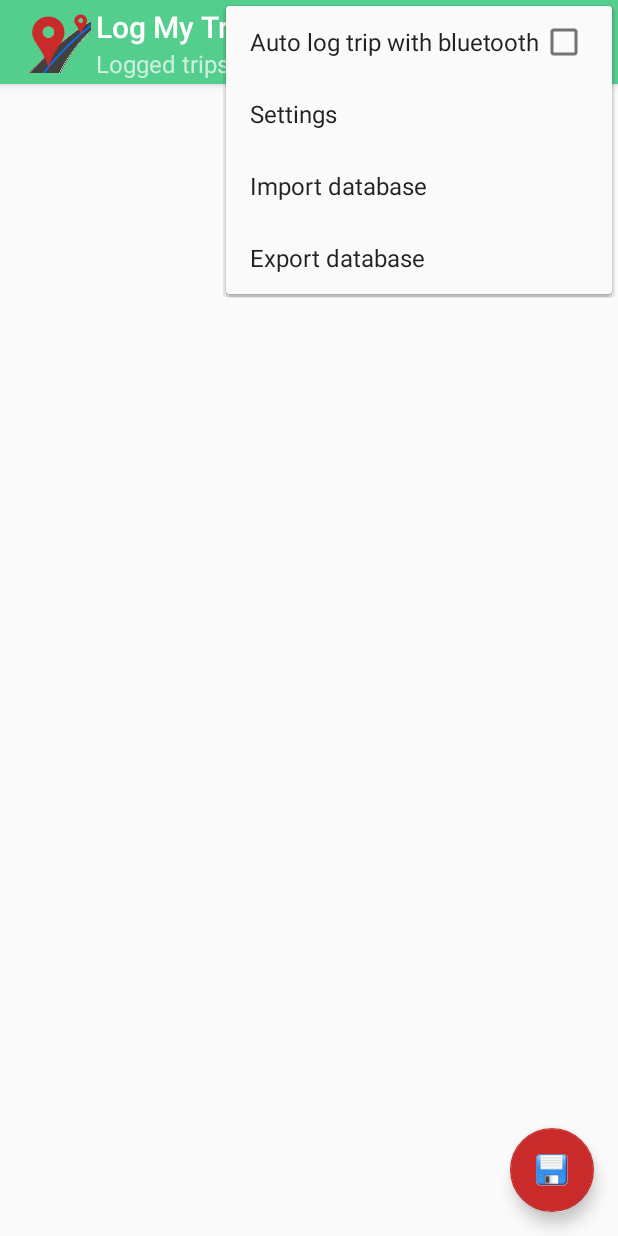
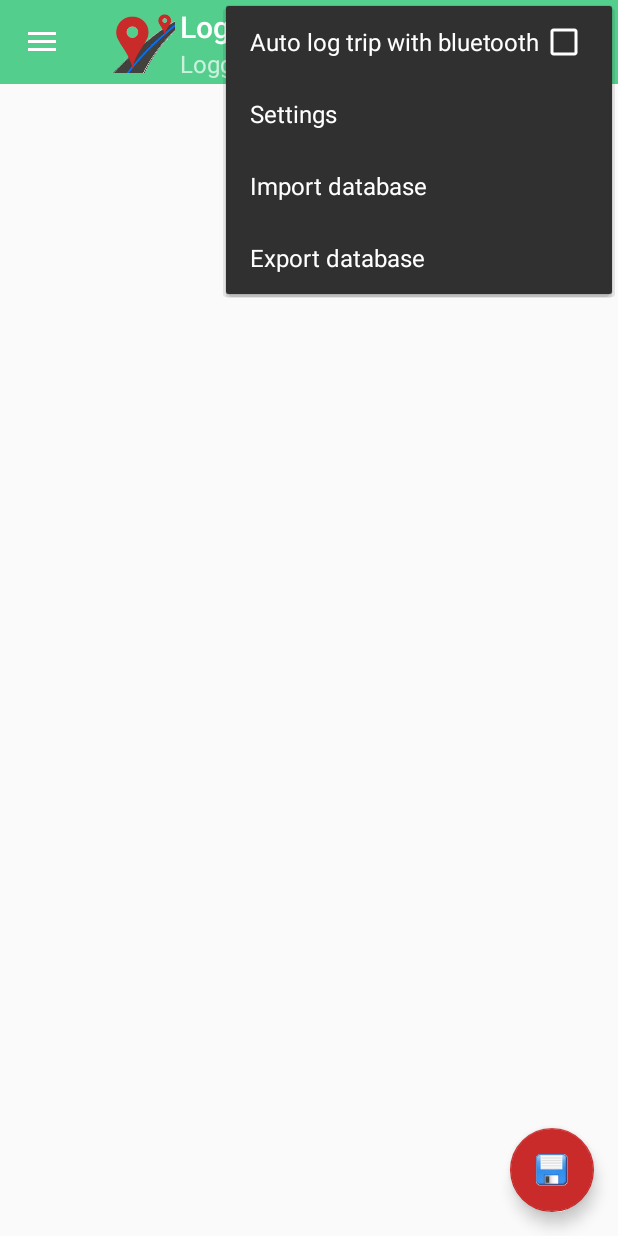
Before and after one commit to cachirulop/LogMyTrip2, an Android app: the screen it shows after launch (MainActivity), with the options menu open, on a phone screen of 412 x 824 dp. Run offline under Robolectric (Android 15) with nearby library versions, the phone set to English and light mode, and no system bars.

Commit message:
Adding drawer [in progress]

```diff
--- a/Log My Trip/src/main/java/com/cachirulop/logmytrip/activity/MainActivity.java
+++ b/Log My Trip/src/main/java/com/cachirulop/logmytrip/activity/MainActivity.java
@@ -3,9 +3,16 @@ package com.cachirulop.logmytrip.activity;
 import android.content.BroadcastReceiver;
 import android.content.Context;
 import android.content.Intent;
+import android.content.res.Configuration;
 import android.os.Bundle;
-import android.support.v7.app.ActionBar;
+import android.support.design.widget.NavigationView;
+import android.support.v4.app.Fragment;
+import android.support.v4.app.FragmentManager;
+import android.support.v4.view.GravityCompat;
+import android.support.v4.widget.DrawerLayout;
+import android.support.v7.app.ActionBarDrawerToggle;
 import android.support.v7.app.AppCompatActivity;
+import android.support.v7.widget.Toolbar;
 import android.view.Menu;
 import android.view.MenuItem;
 
@@ -20,6 +27,11 @@ import com.cachirulop.logmytrip.manager.SettingsManager;
 public class MainActivity
         extends AppCompatActivity
 {
+    private DrawerLayout          _drawer;
+    private ActionBarDrawerToggle _drawerToggle;
+    private Toolbar               _toolbar;
+    private NavigationView        _nvDrawer;
+
     private MainFragment _mainFragment;
     private MenuItem     _menuAutoStartLog;
 
@@ -93,19 +105,113 @@ public class MainActivity
             ServiceManager.startBluetooth (this);
         }
 
-        // Configure action bar
-        ActionBar bar;
+        // Set a Toolbar to replace the ActionBar.
+        _toolbar = (Toolbar) findViewById (R.id.toolbar);
+        setSupportActionBar (_toolbar);
 
-        bar = getSupportActionBar ();
-        if (bar != null) {
-            bar.setDisplayShowHomeEnabled (true);
-            bar.setLogo (R.mipmap.ic_launcher);
-            bar.setIcon (R.mipmap.ic_launcher);
-            bar.setTitle (R.string.app_name);
+        _toolbar.setLogo (R.mipmap.ic_launcher);
+        _toolbar.setTitle (R.string.app_name);
+
+        // Drawer
+        _drawer = (DrawerLayout) findViewById (R.id.drawer_layout);
+        _drawerToggle = new ActionBarDrawerToggle (this,
+                                                   _drawer,
+                                                   _toolbar,
+                                                   R.string.drawer_open,
+                                                   R.string.drawer_close);
+        _drawer.setDrawerListener (_drawerToggle);
+
+
+        // Init the drawer content
+        _nvDrawer = (NavigationView) findViewById (R.id.nvDrawer);
+        setupDrawerContent ();
+
+        loadFragment (R.id.action_journeys);
+
+        // gets the main fragment
+        // _mainFragment = (MainFragment) getSupportFragmentManager ().findFragmentById (R.id.fMainFragment);
+    }
+
+    private void setupDrawerContent ()
+    {
+        _nvDrawer.setNavigationItemSelectedListener (new NavigationView.OnNavigationItemSelectedListener ()
+        {
+            @Override
+            public boolean onNavigationItemSelected (MenuItem menuItem)
+            {
+                selectMainContent (menuItem);
+                return true;
+            }
+        });
+    }
+
+    public void selectMainContent (MenuItem menuItem)
+    {
+        loadFragment (menuItem.getItemId ());
+
+        if (menuItem.getItemId () == R.id.action_journeys || menuItem.getItemId () == R.id.action_trips) {
+            menuItem.setChecked (true);
+            setTitle (menuItem.getTitle ());
         }
 
-        // gets the main fragment
-        _mainFragment = (MainFragment) getSupportFragmentManager ().findFragmentById (R.id.fMainFragment);
+        _drawer.closeDrawers ();
+    }
+
+    private void loadFragment (int itemId)
+    {
+        Fragment fragment      = null;
+        Class    fragmentClass = null;
+
+        switch (itemId) {
+            case R.id.action_journeys:
+                fragmentClass = MainFragment.class;
+                break;
+
+            //            case R.id.nav_second_fragment:
+            //                // fragmentClass = SecondFragment.class;
+            //                break;
+            //
+            //            case R.id.nav_third_fragment:
+            //                // fragmentClass = ThirdFragment.class;
+            //                break;
+
+            case R.id.action_settings:
+                showPreferences ();
+                break;
+
+            default:
+                fragmentClass = MainFragment.class;
+
+        }
+
+        if (fragmentClass != null) {
+            try {
+                fragment = (Fragment) fragmentClass.newInstance ();
+            }
+            catch (Exception e) {
+                e.printStackTrace ();
+            }
+
+            FragmentManager fragmentManager = getSupportFragmentManager ();
+
+            fragmentManager.beginTransaction ().replace (R.id.flContent, fragment).commit ();
+        }
+    }
+
+    @Override
+    protected void onPostCreate (Bundle savedInstanceState)
+    {
+        super.onPostCreate (savedInstanceState);
+
+        _drawerToggle.syncState ();
+    }
+
+    @Override
+    public void onConfigurationChanged (Configuration newConfig)
+    {
+        super.onConfigurationChanged (newConfig);
+
+        _drawerToggle.onConfigurationChanged (newConfig);
     }
 
     @Override
@@ -123,7 +229,15 @@ public class MainActivity
     @Override
     public boolean onOptionsItemSelected (MenuItem item)
     {
+        if (_drawerToggle.onOptionsItemSelected (item)) {
+            return true;
+        }
+
         switch (item.getItemId ()) {
+            case android.R.id.home:
+                _drawer.openDrawer (GravityCompat.START);
+                return true;
+
             case R.id.action_settings:
                 showPreferences ();
                 return true;
--- a/Log My Trip/src/main/java/com/cachirulop/logmytrip/activity/SettingsActivity.java
+++ b/Log My Trip/src/main/java/com/cachirulop/logmytrip/activity/SettingsActivity.java
@@ -24,6 +24,7 @@ public class SettingsActivity
         // Display the fragment as the main content.
         getFragmentManager ().beginTransaction ().replace (android.R.id.content, _settingsFragment)
                              .commit ();
+
     }
 
     @Override
--- a/Log My Trip/src/main/java/com/cachirulop/logmytrip/fragment/MainFragment.java
+++ b/Log My Trip/src/main/java/com/cachirulop/logmytrip/fragment/MainFragment.java
@@ -15,7 +15,6 @@ import android.support.v7.app.AppCompatActivity;
 import android.support.v7.widget.DefaultItemAnimator;
 import android.support.v7.widget.LinearLayoutManager;
 import android.support.v7.widget.RecyclerView;
-import android.support.v7.widget.Toolbar;
 import android.view.ActionMode;
 import android.view.LayoutInflater;
 import android.view.Menu;
@@ -436,12 +435,6 @@ public class MainFragment
         super.onViewCreated (view, savedInstanceState);
 
         if (getView () != null) {
-            // Toolbar
-            Toolbar toolbar;
-
-            toolbar = (Toolbar) view.findViewById (R.id.fragment_main_toolbar);
-            ((AppCompatActivity) getActivity ()).setSupportActionBar (toolbar);
-
             // Recyclerview
             _recyclerView = (RecyclerView) getView ().findViewById (R.id.rvTrips);
             _recyclerView.setLayoutManager (new LinearLayoutManager (getContext ()));
--- a/Log My Trip/src/main/java/com/cachirulop/logmytrip/fragment/SettingsFragment.java
+++ b/Log My Trip/src/main/java/com/cachirulop/logmytrip/fragment/SettingsFragment.java
@@ -71,6 +71,8 @@ public class SettingsFragment
         if (SettingsManager.isAutoSyncGoogleDrive (ctx)) {
             selectAutoSyncGoogleAccount ();
         }
+
+        getView ().setFitsSystemWindows (true);
     }
 
     public void setPrefsDependencies ()
--- a/Log My Trip/src/main/res/layout/activity_main.xml
+++ b/Log My Trip/src/main/res/layout/activity_main.xml
@@ -1,8 +1,37 @@
-<fragment
-    android:id="@+id/fMainFragment"
-    android:name="com.cachirulop.logmytrip.fragment.MainFragment"
+<android.support.v4.widget.DrawerLayout
     xmlns:android="http://schemas.android.com/apk/res/android"
-    xmlns:tools="http://schemas.android.com/tools"
+    xmlns:app="http://schemas.android.com/apk/res-auto"
+    android:id="@+id/drawer_layout"
     android:layout_width="match_parent"
-    android:layout_height="match_parent"
-    tools:layout="@layout/fragment_main" />
+    android:layout_height="match_parent">
+
+    <!-- This LinearLayout represents the contents of the screen  -->
+    <LinearLayout
+        android:layout_width="match_parent"
+        android:layout_height="match_parent"
+        android:orientation="vertical">
+
+        <!-- The ActionBar displayed at the top -->
+        <include
+            layout="@layout/main_toolbar"
+            android:layout_width="match_parent"
+            android:layout_height="wrap_content"/>
+
+        <!-- The main content view where fragments are loaded -->
+        <FrameLayout
+            android:id="@+id/flContent"
+            android:layout_width="match_parent"
+            android:layout_height="match_parent"/>
+    </LinearLayout>
+
+    <!-- The navigation drawer that comes from the left -->
+    <!-- Note that `android:layout_gravity` needs to be set to 'start' -->
+    <android.support.design.widget.NavigationView
+        android:id="@+id/nvDrawer"
+        android:layout_width="wrap_content"
+        android:layout_height="match_parent"
+        android:layout_gravity="start"
+        android:background="@android:color/white"
+        app:menu="@menu/menu_drawer"
+        app:headerLayout="@layout/nav_header"/>
+</android.support.v4.widget.DrawerLayout>
--- a/Log My Trip/src/main/res/layout/fragment_main.xml
+++ b/Log My Trip/src/main/res/layout/fragment_main.xml
@@ -5,20 +5,6 @@
     xmlns:app="http://schemas.android.com/apk/res-auto"
     android:layout_width="match_parent"
     android:layout_height="match_parent">
-
-    <android.support.design.widget.AppBarLayout
-        android:id="@+id/fragment_main_appbar"
-        android:layout_width="match_parent"
-        android:layout_height="wrap_content"
-        android:theme="@style/ThemeOverlay.AppCompat.Dark.ActionBar">
-
-        <android.support.v7.widget.Toolbar
-            android:id="@+id/fragment_main_toolbar"
-            android:layout_width="match_parent"
-            android:layout_height="?attr/actionBarSize"
-            app:popupTheme="@style/ThemeOverlay.AppCompat.Light"/>
-
-    </android.support.design.widget.AppBarLayout>
 
     <android.support.v7.widget.RecyclerView
         android:id="@+id/rvTrips"
--- /dev/null
+++ b/Log My Trip/src/main/res/layout/main_toolbar.xml
@@ -0,0 +1,12 @@
+<?xml version="1.0" encoding="utf-8"?>
+<android.support.v7.widget.Toolbar
+    xmlns:android="http://schemas.android.com/apk/res/android"
+    xmlns:app="http://schemas.android.com/apk/res-auto"
+    android:id="@+id/toolbar"
+    android:layout_height="wrap_content"
+    android:layout_width="match_parent"
+    android:fitsSystemWindows="true"
+    android:minHeight="?attr/actionBarSize"
+    app:theme="@style/ThemeOverlay.AppCompat.Dark.ActionBar"
+    android:background="?attr/colorPrimary">
+</android.support.v7.widget.Toolbar>
--- /dev/null
+++ b/Log My Trip/src/main/res/menu/menu_drawer.xml
@@ -0,0 +1,40 @@
+<?xml version="1.0" encoding="utf-8"?>
+<menu xmlns:android="http://schemas.android.com/apk/res/android"
+      xmlns:app="http://schemas.android.com/apk/res-auto">
+    <group
+        android:id="@+id/menuGroupMain"
+        android:checkableBehavior="single">
+        <item
+            android:id="@+id/action_journeys"
+            android:icon="@mipmap/ic_trip_status_saved"
+            android:title="@string/action_journeys"
+            android:checked="true"/>
+
+        <item
+            android:id="@+id/action_trips"
+            android:icon="@mipmap/ic_button_map"
+            android:title="@string/action_trips"/>
+    </group>
+
+    <group
+        android:id="@+id/menuGroupSettings">
+
+        <item
+            android:id="@+id/action_settings"
+            android:icon="@android:drawable/ic_menu_preferences"
+            android:title="@string/action_settings"/>
+
+        <item
+            android:id="@+id/action_auto_start_log"
+            app:actionLayout="@layout/action_view_switch"
+            android:title="@string/pref_autoStartLogTitle"/>
+
+        <item
+            android:id="@+id/action_import_db"
+            android:title="@string/action_import_db"/>
+
+        <item
+            android:id="@+id/action_export_db"
+            android:title="@string/action_export_db"/>
+    </group>
+</menu>
--- a/Log My Trip/src/main/res/values/strings.xml
+++ b/Log My Trip/src/main/res/values/strings.xml
@@ -229,5 +229,9 @@
     <string name="msg_error_gd_reading_folder">Can\'t read folder</string>
     <string name="msg_folder_not_found">Folder not found</string>
     <string name="msg_file_not_found">File not found</string>
+    <string name="drawer_open">Open Drawer</string>
+    <string name="drawer_close">Close drawer</string>
+    <string name="action_journeys">Journeys</string>
+    <string name="action_trips">Trips</string>
 
 </resources>
--- a/Log My Trip/src/main/res/values/styles.xml
+++ b/Log My Trip/src/main/res/values/styles.xml
@@ -6,6 +6,7 @@
         <item name="colorPrimaryDark">@color/default_background_dark</item>
         <item name="colorAccent">#c92b2b</item>
 
+        <item name="android:windowTranslucentStatus">true</item>
         <item name="windowActionModeOverlay">true</item>
     </style>
 
```
Also changed, not shown: Log My Trip/build.gradle (+5 -5 lines), Log My Trip/src/main/res/layout/action_view_switch.xml (added, +11 -0 lines), Log My Trip/src/main/res/layout/nav_header.xml (added, +17 -0 lines), 2 other files.
